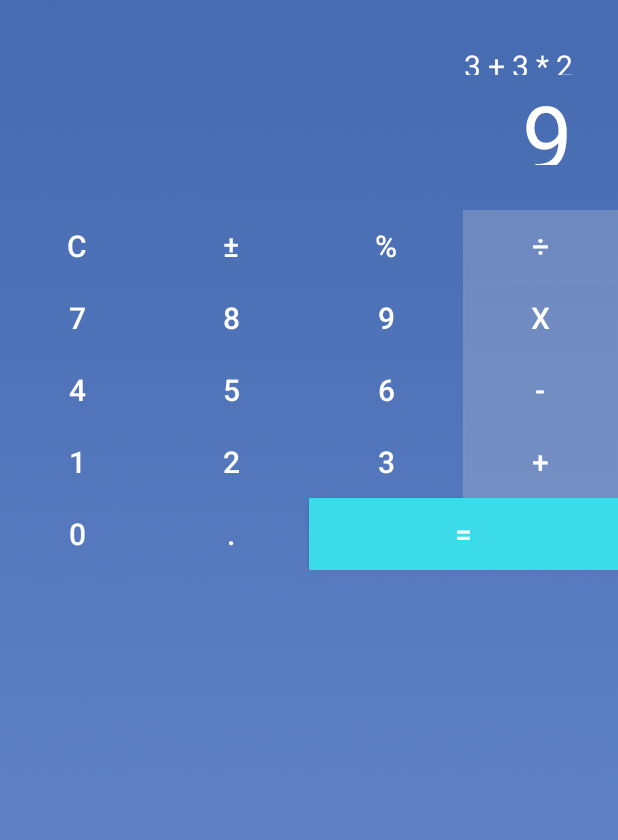
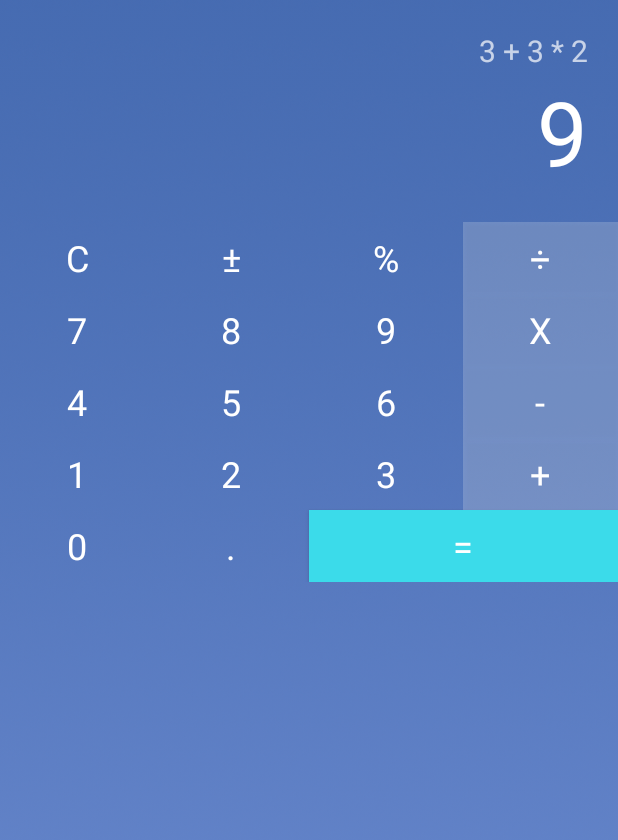
Before and after one commit to lemarcque/calculator, an Android app: the layout computationactivity_layout.xml on its own in the app's theme, with its tools: preview values and no code run, on a phone screen of 412 x 824 dp. Shown: the top 840 px of the screen. Run offline under Robolectric (Android 15) with nearby library versions, the phone set to English and light mode, and no system bars.

Commit message:
Clean working - last commit

```diff
--- a/app/src/main/AndroidManifest.xml
+++ b/app/src/main/AndroidManifest.xml
@@ -8,7 +8,7 @@
         android:supportsRtl="true"
         android:theme="@style/AppTheme">
 
-        <activity android:name=".ComputationActivity">
+        <activity android:name=".activity.ComputationActivity">
             <intent-filter>
                 <action android:name="android.intent.action.MAIN" />
                 <category android:name="android.intent.category.LAUNCHER" />
--- a/app/src/main/java/io/capsulo/calculator/events/ButtonManager.java
+++ b/app/src/main/java/io/capsulo/calculator/events/ButtonManager.java
@@ -3,7 +3,8 @@ package io.capsulo.calculator.events;
 import android.app.Activity;
 
 /**
- * Created by lemarcque on 10.05.17.
+ * @author lemarcque
+ * Description : S'occupe de gérer les événements clicks sur les touches
  */
 
 public class ButtonManager extends Activity {
--- a/app/src/main/res/layout/computationactivity_layout.xml
+++ b/app/src/main/res/layout/computationactivity_layout.xml
@@ -5,7 +5,8 @@
     android:orientation="vertical"
     android:layout_width="match_parent"
     android:layout_height="match_parent"
-    android:background="@drawable/bkg">
+    android:background="@drawable/bkg"
+    >
 
 
     <!--- Calculation Area -->
@@ -14,27 +15,29 @@
         android:layout_width="match_parent"
         android:layout_height="wrap_content"
         android:orientation="vertical"
-        android:padding="30dp">
+        android:padding="20dp">
 
         <!-- Computer number -->
         <TextView
             android:id="@+id/computenumber"
             android:layout_width="match_parent"
-            android:layout_height="20dp"
+            android:layout_height="wrap_content"
             android:textSize="20sp"
             android:textAlignment="textEnd"
             tools:text=" 3 + 3 * 2"
             android:text="3 + 3 * 2"
-            style="@style/ComputeText"/>
+            android:textColor="#B3FFFFFF"
+            style="@style/ComputeText" />
 
         <!-- Result number -->
         <TextView
             android:id="@+id/resultnumber"
             android:layout_width="match_parent"
-            android:layout_height="60dp"
+            android:layout_height="wrap_content"
             android:textAlignment="textEnd"
-            android:textSize="60dp"
+            android:textSize="60sp"
             tools:text="9"
+            android:text="9"
             style="@style/ComputeText"/>
     </LinearLayout>
 
@@ -92,11 +95,12 @@
         <Button
             android:id="@+id/btn_five"
             android:text="@string/str_five"
-            style="@style/ButtonDefault"/>
+            style="@style/ButtonDefault" />
         <Button
             android:id="@+id/btn_six"
             android:text="@string/str_six"
-            style="@style/ButtonDefault"/>
+            style="@style/ButtonDefault"
+            />
         <Button
             android:id="@+id/btn_subtract"
             android:text="-"
@@ -132,6 +136,7 @@
             tools:text="="
             android:layout_rowWeight="2"
             android:layout_gravity="fill"
+            android:gravity="center"
             android:layout_columnSpan="2"
             style="@style/ButtonEqualDefault"/>
     </GridLayout>
--- a/app/src/main/res/values/dimens.xml
+++ b/app/src/main/res/values/dimens.xml
@@ -5,6 +5,6 @@ Author : Lemarcque
 -->
 
 <resources>
-    <dimen name="txt_touchsize">20sp</dimen><!-- Taille des cja,ps de textes des touches -->
+    <dimen name="txt_touchsize">24sp</dimen><!-- Taille des cja,ps de textes des touches -->
     <dimen name="touchwidth">0dp</dimen>
 </resources>
--- a/app/src/main/res/values/styles.xml
+++ b/app/src/main/res/values/styles.xml
@@ -8,16 +8,23 @@
         <item name="colorAccent">@color/colorAccent</item>
     </style>
 
+    <!-- Text style -->
+    <style name="fontStyle">
+        <item name="android:fontFamily">sans-serif-thin</item>
+        <item name="android:textStyle">bold</item>
+    </style>
+
+
     <!-- computationactivity_layout -->
 
     <!-- computation area -->
-    <style name="ComputeText">
+    <style name="ComputeText" parent="fontStyle">
         <item name="android:textColor">@android:color/white</item>
     </style>
 
     <!-- GridLayout area -->
         <!-- Button cell-->
-        <style name="Button">
+        <style name="Button" parent="fontStyle">
             <item name="android:textSize">@dimen/txt_touchsize</item>
             <item name="android:layout_columnWeight">1</item>
             <item name="android:layout_width">@dimen/touchwidth</item>
```
Also changed, not shown: app/src/main/java/io/capsulo/calculator/activity/ComputationActivity.java (+13 -9 lines), 1 other file.
